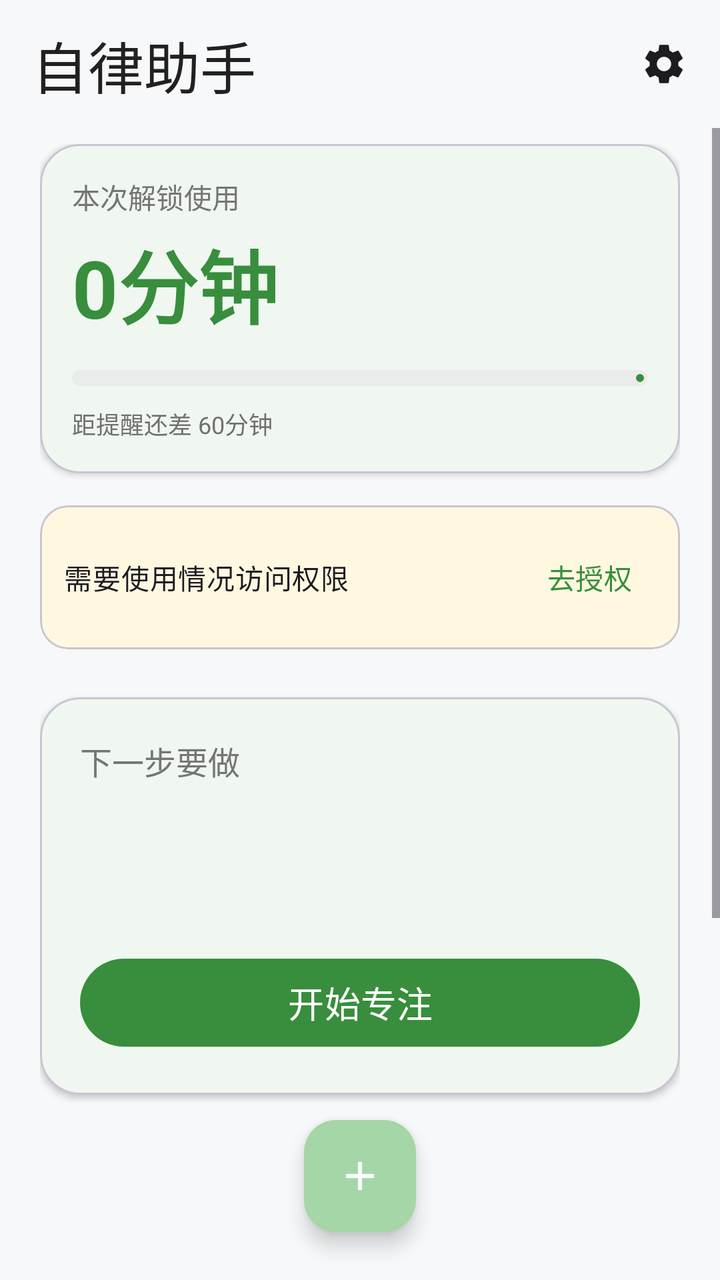
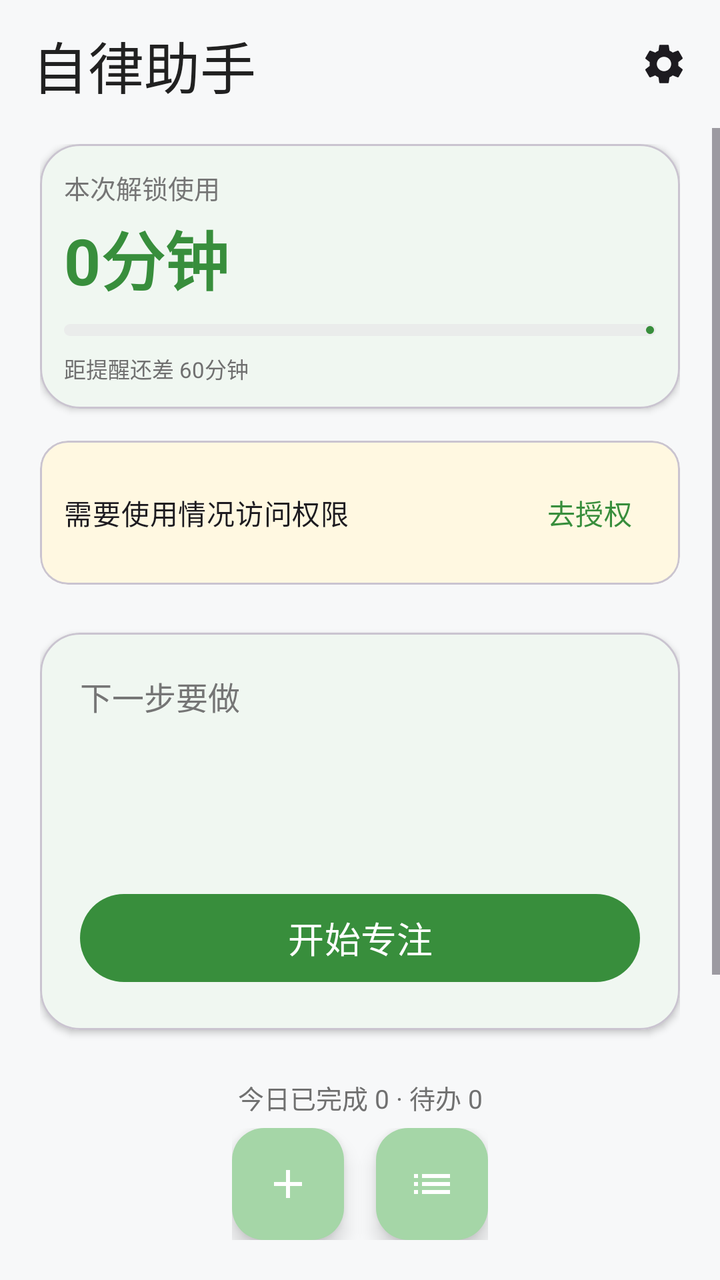

Screens rendered from an Android XML layout before and after an edit, with the pre-edit source and the edit as a unified diff.
<!-- AndroidManifest.xml: application theme Theme.SelfDiscipline -->
<!-- res/layout/activity_main.xml -->
<?xml version="1.0" encoding="utf-8"?>
<LinearLayout xmlns:android="http://schemas.android.com/apk/res/android"
    xmlns:app="http://schemas.android.com/apk/res-auto"
    android:layout_width="match_parent"
    android:layout_height="match_parent"
    android:background="@color/bg"
    android:orientation="vertical">

    <com.google.android.material.appbar.MaterialToolbar
        android:id="@+id/toolbar"
        android:layout_width="match_parent"
        android:layout_height="wrap_content"
        android:background="@color/bg"
        android:paddingTop="8dp"
        android:paddingBottom="8dp"
        app:title="自律助手"
        app:titleTextAppearance="@style/TextAppearance.App.Title">

        <ImageView
            android:id="@+id/btnSettings"
            android:layout_width="44dp"
            android:layout_height="44dp"
            android:layout_gravity="end"
            android:layout_marginEnd="6dp"
            android:background="?attr/selectableItemBackgroundBorderless"
            android:contentDescription="设置"
            android:padding="10dp"
            android:src="@drawable/ic_settings" />
    </com.google.android.material.appbar.MaterialToolbar>

    <ScrollView
        android:layout_width="match_parent"
        android:layout_height="0dp"
        android:layout_weight="1"
        android:fillViewport="true">

        <LinearLayout
            android:layout_width="match_parent"
            android:layout_height="wrap_content"
            android:orientation="vertical"
            android:paddingStart="20dp"
            android:paddingEnd="20dp"
            android:paddingTop="8dp"
            android:paddingBottom="96dp">

            
            <com.google.android.material.card.MaterialCardView
                android:layout_width="match_parent"
                android:layout_height="wrap_content"
                app:cardBackgroundColor="@color/surface"
                app:cardCornerRadius="20dp"
                app:cardElevation="2dp">

                <LinearLayout
                    android:layout_width="match_parent"
                    android:layout_height="wrap_content"
                    android:orientation="vertical"
                    android:padding="16dp">

                    <TextView
                        android:layout_width="wrap_content"
                        android:layout_height="wrap_content"
                        android:text="本次解锁使用"
                        android:textColor="@color/text_label"
                        android:textSize="14sp" />

                    <TextView
                        android:id="@+id/tvUsage"
                        android:layout_width="wrap_content"
                        android:layout_height="wrap_content"
                        android:layout_marginTop="4dp"
                        android:text="0分钟"
                        android:textColor="@color/primary"
                        android:textSize="40sp"
                        android:textStyle="bold" />

                    <com.google.android.material.progressindicator.LinearProgressIndicator
                        android:id="@+id/progressUsage"
                        android:layout_width="match_parent"
                        android:layout_height="wrap_content"
                        android:layout_marginTop="14dp"
                        android:max="100"
                        app:indicatorColor="@color/primary"
                        app:trackColor="@color/surface_variant"
                        app:trackCornerRadius="4dp"
                        app:trackThickness="8dp" />

                    <TextView
                        android:id="@+id/tvUsageHint"
                        android:layout_width="wrap_content"
                        android:layout_height="wrap_content"
                        android:layout_marginTop="10dp"
                        android:text="距提醒还差 60分钟"
                        android:textColor="@color/text_secondary"
                        android:textSize="12sp" />
                </LinearLayout>
            </com.google.android.material.card.MaterialCardView>

            
            <com.google.android.material.card.MaterialCardView
                android:id="@+id/cardPermission"
                android:layout_width="match_parent"
                android:layout_height="wrap_content"
                android:layout_marginTop="16dp"
                app:cardBackgroundColor="#FFF8E1"
                app:cardCornerRadius="14dp"
                app:cardElevation="0dp">

                <LinearLayout
                    android:layout_width="match_parent"
                    android:layout_height="wrap_content"
                    android:gravity="center_vertical"
                    android:orientation="horizontal"
                    android:padding="12dp">

                    <TextView
                        android:layout_width="0dp"
                        android:layout_height="wrap_content"
                        android:layout_weight="1"
                        android:text="需要使用情况访问权限"
                        android:textAppearance="?attr/textAppearanceBodyMedium" />

                    <com.google.android.material.button.MaterialButton
                        android:id="@+id/btnGrantPermission"
                        android:layout_width="wrap_content"
                        android:layout_height="wrap_content"
                        android:minWidth="0dp"
                        android:paddingStart="14dp"
                        android:paddingEnd="14dp"
                        android:text="去授权"
                        style="@style/Widget.Material3.Button.TextButton" />
                </LinearLayout>
            </com.google.android.material.card.MaterialCardView>

            
            <com.google.android.material.card.MaterialCardView
                android:id="@+id/cardNextTask"
                android:layout_width="match_parent"
                android:layout_height="wrap_content"
                android:layout_marginTop="24dp"
                android:clickable="true"
                android:focusable="true"
                android:foreground="?attr/selectableItemBackground"
                app:cardBackgroundColor="@color/surface"
                app:cardCornerRadius="20dp"
                app:cardElevation="2dp">

                <LinearLayout
                    android:layout_width="match_parent"
                    android:layout_height="wrap_content"
                    android:orientation="vertical"
                    android:padding="20dp">

                    <TextView
                        android:layout_width="wrap_content"
                        android:layout_height="wrap_content"
                        android:text="下一步要做"
                        android:textColor="@color/text_label"
                        android:textSize="16sp" />

                    <TextView
                        android:id="@+id/tvNextTitle"
                        android:layout_width="wrap_content"
                        android:layout_height="wrap_content"
                        android:layout_marginTop="6dp"
                        android:textColor="@color/text_primary"
                        android:textSize="24sp"
                        android:textStyle="bold" />

                    <TextView
                        android:id="@+id/tvNextMeta"
                        android:layout_width="wrap_content"
                        android:layout_height="wrap_content"
                        android:layout_marginTop="6dp"
                        android:textColor="@color/text_secondary"
                        android:textSize="14sp" />

                    <com.google.android.material.button.MaterialButton
                        android:id="@+id/btnStartFocus"
                        android:layout_width="match_parent"
                        android:layout_height="52dp"
                        android:layout_marginTop="20dp"
                        android:text="开始专注"
                        android:textSize="18sp" />
                </LinearLayout>
            </com.google.android.material.card.MaterialCardView>

            
            <TextView
                android:id="@+id/tvTodayStats"
                android:layout_width="match_parent"
                android:layout_height="wrap_content"
                android:layout_marginTop="24dp"
                android:gravity="center"
                android:text="今日已完成 0 · 待办 0"
                android:textColor="@color/text_secondary"
                android:textSize="13sp" />

            
            <com.google.android.material.card.MaterialCardView
                android:id="@+id/cardNoTask"
                android:layout_width="match_parent"
                android:layout_height="wrap_content"
                android:layout_marginTop="24dp"
                android:visibility="gone"
                app:cardBackgroundColor="@color/surface"
                app:cardCornerRadius="20dp"
                app:cardElevation="2dp">

                <LinearLayout
                    android:layout_width="match_parent"
                    android:layout_height="wrap_content"
                    android:gravity="center"
                    android:orientation="vertical"
                    android:padding="24dp">

                    <TextView
                        android:layout_width="wrap_content"
                        android:layout_height="wrap_content"
                        android:text="暂无待办任务"
                        android:textAppearance="?attr/textAppearanceTitleMedium"
                        android:textColor="@color/text_secondary" />

                    <com.google.android.material.button.MaterialButton
                        android:id="@+id/btnGoAddTask"
                        android:layout_width="wrap_content"
                        android:layout_height="wrap_content"
                        android:layout_marginTop="8dp"
                        android:text="去添加任务"
                        style="@style/Widget.Material3.Button.TonalButton" />
                </LinearLayout>
            </com.google.android.material.card.MaterialCardView>
        </LinearLayout>
    </ScrollView>

    
    <com.google.android.material.floatingactionbutton.FloatingActionButton
        android:id="@+id/fabAddTodo"
        android:layout_width="wrap_content"
        android:layout_height="wrap_content"
        android:layout_gravity="bottom|center_horizontal"
        android:layout_marginBottom="24dp"
        android:contentDescription="快速添加待办"
        android:src="@drawable/ic_add"
        app:tint="@android:color/white" />
</LinearLayout>
<!-- resources referenced by this layout -->
<resources>
  <color name="bg">#F7F8F9</color>
  <color name="primary">#388E3C</color>
  <color name="surface">#FFFFFF</color>
  <color name="surface_variant">#EAECEB</color>
  <color name="text_label">#757575</color>
  <color name="text_primary">#212121</color>
  <color name="text_secondary">#707070</color>
  <!-- drawable ic_add (drawable) -->
  <?xml version="1.0" encoding="utf-8"?>
  <vector xmlns:android="http://schemas.android.com/apk/res/android"
      android:width="24dp"
      android:height="24dp"
      android:viewportWidth="24"
      android:viewportHeight="24">
      <path
          android:fillColor="#FFFFFFFF"
          android:pathData="M19,13H13V19H11V13H5V11H11V5H13V11H19V13Z" />
  </vector>
  <!-- drawable ic_settings (drawable) -->
  <?xml version="1.0" encoding="utf-8"?>
  <vector xmlns:android="http://schemas.android.com/apk/res/android"
      android:width="24dp"
      android:height="24dp"
      android:viewportWidth="24"
      android:viewportHeight="24"
      android:tint="?attr/colorOnSurface">
      <path
          android:fillColor="#FF000000"
          android:pathData="M19.14,12.94c0.04,-0.3 0.06,-0.61 0.06,-0.94c0,-0.32 -0.02,-0.64 -0.07,-0.94l2.03,-1.58c0.18,-0.14 0.23,-0.41 0.12,-0.61l-1.92,-3.32c-0.12,-0.22 -0.37,-0.29 -0.59,-0.22l-2.39,0.96c-0.5,-0.38 -1.03,-0.7 -1.62,-0.94L14.4,2.81c-0.04,-0.24 -0.24,-0.41 -0.48,-0.41h-3.84c-0.24,0 -0.43,0.17 -0.47,0.41L9.25,5.35C8.66,5.59 8.12,5.92 7.63,6.29L5.24,5.33c-0.22,-0.08 -0.47,0 -0.59,0.22L2.74,8.87C2.62,9.08 2.66,9.34 2.86,9.48l2.03,1.58C4.84,11.36 4.8,11.69 4.8,12s0.02,0.64 0.07,0.94l-2.03,1.58c-0.18,0.14 -0.23,0.41 -0.12,0.61l1.92,3.32c0.12,0.22 0.37,0.29 0.59,0.22l2.39,-0.96c0.5,0.38 1.03,0.7 1.62,0.94l0.36,2.54c0.05,0.24 0.24,0.41 0.48,0.41h3.84c0.24,0 0.44,-0.17 0.47,-0.41l0.36,-2.54c0.59,-0.24 1.13,-0.56 1.62,-0.94l2.39,0.96c0.22,0.08 0.47,0 0.59,-0.22l1.92,-3.32c0.12,-0.22 0.07,-0.47 -0.12,-0.61L19.14,12.94zM12,15.6c-1.98,0 -3.6,-1.62 -3.6,-3.6s1.62,-3.6 3.6,-3.6s3.6,1.62 3.6,3.6S13.98,15.6 12,15.6z" />
  </vector>
  <style name="TextAppearance.App.Title" parent="TextAppearance.Material3.TitleLarge">
          <item name="android:textSize">28sp</item>
          <item name="android:fontFamily">sans-serif-medium</item>
          <item name="android:textColor">@color/text_primary</item>
      </style>
  <style name="Theme.SelfDiscipline" parent="Theme.Material3.Light.NoActionBar">
          <item name="colorPrimary">@color/primary</item>
          <item name="colorOnPrimary">@color/white</item>
          <item name="colorPrimaryContainer">@color/primary_container</item>
          <item name="colorOnPrimaryContainer">@color/on_primary_container</item>
          <item name="colorSurface">@color/surface</item>
          <item name="colorSurfaceVariant">@color/surface_variant</item>
          <item name="android:windowBackground">@color/bg</item>
          <item name="android:statusBarColor">@color/bg</item>
          <item name="android:windowLightStatusBar">true</item>
      </style>
  <color name="white">#FFFFFF</color>
  <color name="primary_container">#A5D6A7</color>
  <color name="on_primary_container">#1B5E20</color>
</resources>

<!-- the commit's change to res/layout/activity_main.xml (unified diff, before → after) -->
@@ -55,44 +55,44 @@
                     android:layout_width="match_parent"
                     android:layout_height="wrap_content"
                     android:orientation="vertical"
-                    android:padding="16dp">
+                    android:padding="12dp">
 
                     <TextView
                         android:layout_width="wrap_content"
                         android:layout_height="wrap_content"
                         android:text="本次解锁使用"
                         android:textColor="@color/text_label"
-                        android:textSize="14sp" />
+                        android:textSize="13sp" />
 
                     <TextView
                         android:id="@+id/tvUsage"
                         android:layout_width="wrap_content"
                         android:layout_height="wrap_content"
-                        android:layout_marginTop="4dp"
+                        android:layout_marginTop="2dp"
                         android:text="0分钟"
                         android:textColor="@color/primary"
-                        android:textSize="40sp"
+                        android:textSize="32sp"
                         android:textStyle="bold" />
 
                     <com.google.android.material.progressindicator.LinearProgressIndicator
                         android:id="@+id/progressUsage"
                         android:layout_width="match_parent"
                         android:layout_height="wrap_content"
-                        android:layout_marginTop="14dp"
+                        android:layout_marginTop="10dp"
                         android:max="100"
                         app:indicatorColor="@color/primary"
                         app:trackColor="@color/surface_variant"
-                        app:trackCornerRadius="4dp"
-                        app:trackThickness="8dp" />
+                        app:trackCornerRadius="3dp"
+                        app:trackThickness="6dp" />
 
                     <TextView
                         android:id="@+id/tvUsageHint"
                         android:layout_width="wrap_content"
                         android:layout_height="wrap_content"
-                        android:layout_marginTop="10dp"
+                        android:layout_marginTop="8dp"
                         android:text="距提醒还差 60分钟"
                         android:textColor="@color/text_secondary"
-                        android:textSize="12sp" />
+                        android:textSize="11sp" />
                 </LinearLayout>
             </com.google.android.material.card.MaterialCardView>
 
@@ -234,13 +234,29 @@
     </ScrollView>
 
     
-    <com.google.android.material.floatingactionbutton.FloatingActionButton
-        android:id="@+id/fabAddTodo"
+    <LinearLayout
         android:layout_width="wrap_content"
         android:layout_height="wrap_content"
         android:layout_gravity="bottom|center_horizontal"
-        android:layout_marginBottom="24dp"
-        android:contentDescription="快速添加待办"
-        android:src="@drawable/ic_add"
-        app:tint="@android:color/white" />
+        android:layout_marginBottom="20dp"
+        android:gravity="center_vertical"
+        android:orientation="horizontal">
+
+        <com.google.android.material.floatingactionbutton.FloatingActionButton
+            android:id="@+id/fabAddTask"
+            android:layout_width="wrap_content"
+            android:layout_height="wrap_content"
+            android:contentDescription="添加任务"
+            android:src="@drawable/ic_add"
+            app:tint="@android:color/white" />
+
+        <com.google.android.material.floatingactionbutton.FloatingActionButton
+            android:id="@+id/fabTaskList"
+            android:layout_width="wrap_content"
+            android:layout_height="wrap_content"
+            android:layout_marginStart="16dp"
+            android:contentDescription="任务清单"
+            android:src="@drawable/ic_list"
+            app:tint="@android:color/white" />
+    </LinearLayout>
 </LinearLayout>
<!-- resource entries referenced after the edit -->
@@ -17,6 +17,17 @@
       <path
           android:fillColor="#FFFFFFFF"
           android:pathData="M19,13H13V19H11V13H5V11H11V5H13V11H19V13Z" />
+  </vector>
+  <!-- drawable ic_list (drawable) -->
+  <?xml version="1.0" encoding="utf-8"?>
+  <vector xmlns:android="http://schemas.android.com/apk/res/android"
+      android:width="24dp"
+      android:height="24dp"
+      android:viewportWidth="24"
+      android:viewportHeight="24">
+      <path
+          android:fillColor="#FF000000"
+          android:pathData="M3,13h2v-2L3,11v2zM3,17h2v-2L3,15v2zM3,9h2L5,7L3,7v2zM7,13h14v-2L7,11v2zM7,17h14v-2L7,15v2zM7,7v2h14L21,7L7,7z" />
   </vector>
   <!-- drawable ic_settings (drawable) -->
   <?xml version="1.0" encoding="utf-8"?>
